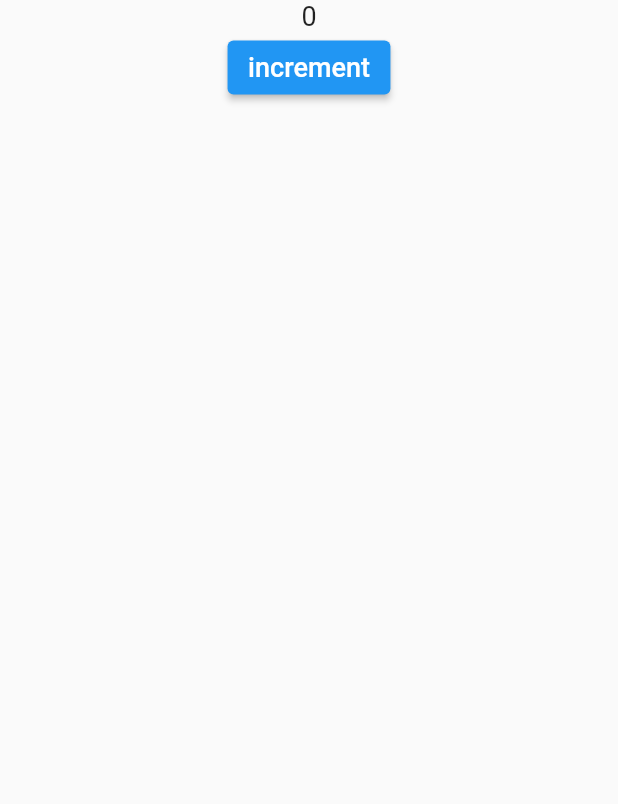
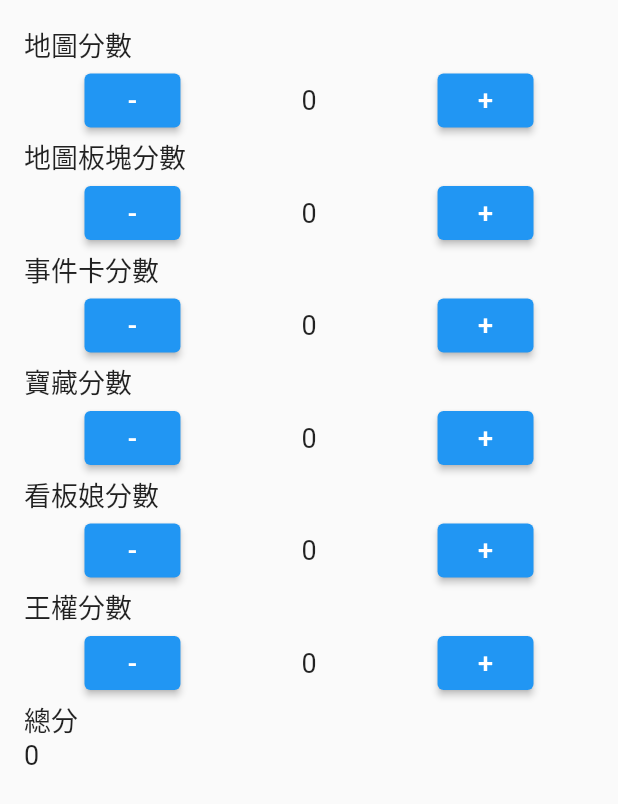
Before and after one commit to drsmile1001/isekai_guild_masters_calculator, a Flutter app: the screen it shows after launch, on a phone screen of 412 x 824 dp. Shown: the top 804 px of the screen. Run offline on Flutter 3.47's test engine with Material 2 defaults, Android fonts, the phone set to English and light mode, and no system bars; our stand-ins replace get, isar, logger; accounts and stored records are empty; generated files the repository leaves out were written again.

Commit message:
feat: 加入固定型分數輸入加總

```diff
--- /dev/null
+++ b/lib/components/number_input.dart
@@ -0,0 +1,32 @@
+import 'package:flutter/material.dart';
+import 'package:get/get.dart';
+
+class NumberInput extends StatelessWidget {
+  final RxInt rxValue;
+  final Function(int) onChanged;
+  final int? min;
+  final int? max;
+
+  const NumberInput(
+      {super.key,
+      required this.rxValue,
+      required this.onChanged,
+      this.min,
+      this.max});
+
+  @override
+  Widget build(BuildContext context) {
+    return Row(
+      mainAxisAlignment: MainAxisAlignment.spaceAround,
+      children: [
+        ElevatedButton(
+            onPressed: () => {onChanged(rxValue.value - 1)},
+            child: const Text("-")),
+        Obx(() => Text(rxValue.value.toString())),
+        ElevatedButton(
+            onPressed: () => {onChanged(rxValue.value + 1)},
+            child: const Text("+"))
+      ],
+    );
+  }
+}
--- a/lib/pages/home.dart
+++ b/lib/pages/home.dart
@@ -1,14 +1,20 @@
 import 'package:flutter/material.dart';
 import 'package:get/get.dart';
+import 'package:isekai_guild_masters_calculator/components/number_input.dart';
 
 class HomeController extends GetxController {
-  final _counter = 0.obs;
-  int get counter => _counter.value;
-  set counter(int value) => _counter.value = value;
-
-  void increment() {
-    counter++;
-  }
+  final eventCardScores = 0.obs;
+  final mapScores = 0.obs;
+  final mapBoardScores = 0.obs;
+  final treasureScores = 0.obs;
+  final kanbanGirlScores = 0.obs;
+  final regaliaScores = 0.obs;
+  int get sum =>
+      eventCardScores.value +
+      mapScores.value +
+      mapBoardScores.value +
+      treasureScores.value +
+      kanbanGirlScores.value;
 }
 
 class HomePage extends GetView<HomeController> {
@@ -17,12 +23,37 @@ class HomePage extends GetView<HomeController> {
   @override
   Widget build(BuildContext context) {
     return Scaffold(
-      body: Center(
-        child: Column(children: [
-          Obx(() => Text(controller.counter.toString())),
-          ElevatedButton(
-              onPressed: controller.increment, child: const Text("increment"))
-        ]),
+      body: ListView(
+        padding: const EdgeInsets.all(16),
+        children: [
+          const Text("地圖分數"),
+          NumberInput(
+              rxValue: controller.mapScores,
+              onChanged: (value) => {controller.mapScores.value = value}),
+          const Text("地圖板塊分數"),
+          NumberInput(
+              rxValue: controller.mapBoardScores,
+              onChanged: (value) => {controller.mapBoardScores.value = value}),
+          const Text("事件卡分數"),
+          NumberInput(
+              rxValue: controller.eventCardScores,
+              onChanged: (value) => {controller.eventCardScores.value = value}),
+          const Text("寶藏分數"),
+          NumberInput(
+              rxValue: controller.treasureScores,
+              onChanged: (value) => {controller.treasureScores.value = value}),
+          const Text("看板娘分數"),
+          NumberInput(
+              rxValue: controller.kanbanGirlScores,
+              onChanged: (value) =>
+                  {controller.kanbanGirlScores.value = value}),
+          const Text("王權分數"),
+          NumberInput(
+              rxValue: controller.regaliaScores,
+              onChanged: (value) => {controller.regaliaScores.value = value}),
+          const Text("總分"),
+          Obx(() => Text(controller.sum.toString())),
+        ],
       ),
     );
   }
```
